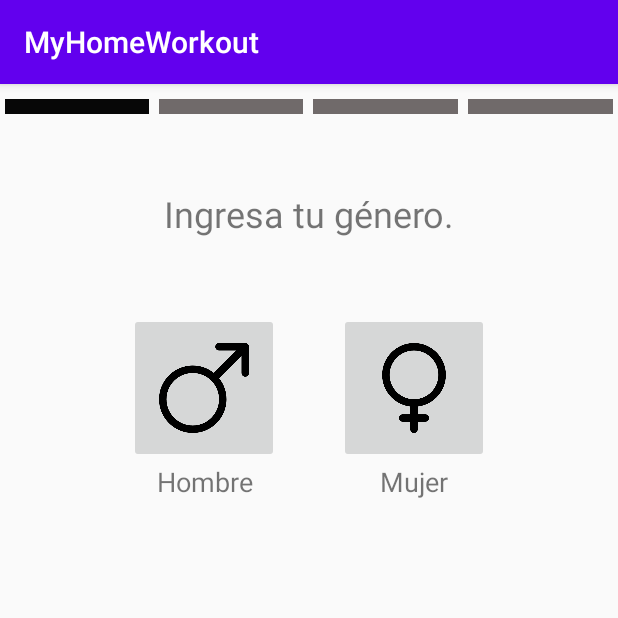
After one commit to diegommtz/MyHomeWorkout, an Android app: the Genero screen opened directly, with no data from a screen before it, on a phone screen of 412 x 824 dp, the top half of it. The commit adds this screen. Run offline under Robolectric (Android 15) with nearby library versions, the phone set to English and light mode, and no system bars.

Commit message:
started layouts finished splash screen

```diff
--- a/app/build.gradle
+++ b/app/build.gradle
@@ -30,6 +30,8 @@ dependencies {
     implementation 'androidx.core:core-ktx:1.3.1'
     implementation 'androidx.appcompat:appcompat:1.2.0'
     implementation 'androidx.constraintlayout:constraintlayout:2.0.1'
+    implementation 'com.google.android.material:material:1.2.1'
+    implementation 'androidx.gridlayout:gridlayout:1.0.0'
     testImplementation 'junit:junit:4.12'
     androidTestImplementation 'androidx.test.ext:junit:1.1.2'
     androidTestImplementation 'androidx.test.espresso:espresso-core:3.3.0'
--- /dev/null
+++ b/app/src/main/java/mx/tec/myhomeworkout/Genero.kt
@@ -0,0 +1,11 @@
+package mx.tec.myhomeworkout
+
+import androidx.appcompat.app.AppCompatActivity
+import android.os.Bundle
+
+class Genero : AppCompatActivity() {
+    override fun onCreate(savedInstanceState: Bundle?) {
+        super.onCreate(savedInstanceState)
+        setContentView(R.layout.activity_genero)
+    }
+}
--- /dev/null
+++ b/app/src/main/res/layout/activity_genero.xml
@@ -0,0 +1,121 @@
+<?xml version="1.0" encoding="utf-8"?>
+<LinearLayout xmlns:android="http://schemas.android.com/apk/res/android"
+    xmlns:app="http://schemas.android.com/apk/res-auto"
+    xmlns:tools="http://schemas.android.com/tools"
+    android:layout_width="match_parent"
+    android:layout_height="match_parent"
+    android:orientation="vertical"
+    tools:context=".Genero">
+
+    <TableLayout
+        android:layout_width="match_parent"
+        android:layout_height="wrap_content"
+        android:layout_marginTop="10dp">
+
+        <TableRow
+            android:layout_width="match_parent"
+            android:layout_height="match_parent">
+
+            <ImageView
+                android:id="@+id/one"
+                android:layout_width="0dp"
+                android:layout_height="10dp"
+                android:layout_marginLeft="3dp"
+                android:layout_marginRight="3dp"
+                android:layout_weight="1"
+                android:background="#070707" />
+
+            <ImageView
+                android:id="@+id/two"
+                android:layout_width="0dp"
+                android:layout_height="10dp"
+                android:layout_marginLeft="3dp"
+                android:layout_marginRight="3dp"
+                android:layout_weight="1"
+                android:background="#706A6A" />
+
+            <ImageView
+                android:id="@+id/tree"
+                android:layout_width="0dp"
+                android:layout_height="10dp"
+                android:layout_marginLeft="3dp"
+                android:layout_marginRight="3dp"
+                android:layout_weight="1"
+                android:background="#706A6A" />
+
+            <ImageView
+                android:id="@+id/four"
+                android:layout_width="0dp"
+                android:layout_height="10dp"
+                android:layout_marginLeft="3dp"
+                android:layout_marginRight="3dp"
+                android:layout_weight="1"
+                android:background="#706A6A" />
+        </TableRow>
+
+    </TableLayout>
+
+    <TextView
+        android:id="@+id/textView2"
+        android:layout_width="match_parent"
+        android:layout_height="wrap_content"
+        android:layout_marginTop="50dp"
+        android:layout_marginBottom="50dp"
+        android:gravity="center"
+        android:text="@string/gender"
+        android:textSize="24sp" />
+
+    <LinearLayout
+        android:layout_width="match_parent"
+        android:layout_height="wrap_content"
+        android:gravity="center"
+        android:orientation="horizontal">
+
+        <LinearLayout
+            android:layout_width="wrap_content"
+            android:layout_height="wrap_content"
+            android:layout_marginRight="20dp"
+            android:orientation="vertical">
+
+            <ImageButton
+                android:id="@+id/btnHombre"
+                android:layout_width="100dp"
+                android:layout_height="100dp"
+                android:padding="20dp"
+                android:scaleType="centerInside"
+                android:src="@drawable/marte" />
+
+            <TextView
+                android:id="@+id/tvHombre"
+                android:layout_width="match_parent"
+                android:layout_height="wrap_content"
+                android:gravity="center"
+                android:text="@string/hombre"
+                android:textSize="18sp" />
+        </LinearLayout>
+
+        <LinearLayout
+            android:layout_width="wrap_content"
+            android:layout_height="wrap_content"
+            android:layout_marginLeft="20dp"
+            android:orientation="vertical">
+
+            <ImageButton
+                android:id="@+id/btnMujer"
+                android:layout_width="100dp"
+                android:layout_height="100dp"
+                android:padding="20dp"
+                android:scaleType="centerInside"
+                android:src="@drawable/venus" />
+
+            <TextView
+                android:id="@+id/tvMujer"
+                android:layout_width="match_parent"
+                android:layout_height="wrap_content"
+                android:gravity="center"
+                android:text="@string/mujer"
+                android:textSize="18sp" />
+        </LinearLayout>
+
+    </LinearLayout>
+</LinearLayout>
--- a/app/src/main/res/values/colors.xml
+++ b/app/src/main/res/values/colors.xml
@@ -3,4 +3,7 @@
     <color name="colorPrimary">#6200EE</color>
     <color name="colorPrimaryDark">#3700B3</color>
     <color name="colorAccent">#03DAC5</color>
+    <color name="white">#ffff</color>
+    <color name="logo_bg">#f7f7f7</color>
+    <color name="azul_link">#000CFC</color>
 </resources>
--- a/app/src/main/res/values/strings.xml
+++ b/app/src/main/res/values/strings.xml
@@ -1,3 +1,13 @@
 <resources>
     <string name="app_name">MyHomeWorkout</string>
+    <string name="createAccountInfo">Crear una cuenta te permite tener control de tu progreso.</string>
+    <string name="user_input">Usuario:</string>
+    <string name="Password_input">Contraseña:</string>
+    <string name="LogIn">Iniciar Sesión</string>
+    <string name="preguntaCuenta">¿Aun no tienes cuenta?</string>
+    <string name="crear_cuenta"><u>Crear cuenta</u></string>
+    <string name="gender">Ingresa tu género.</string>
+    <string name="hombre">Hombre</string>
+    <string name="mujer">Mujer</string>
+    <string name="nacimiento">Ingresa tu fecha de nacimiento.</string>
 </resources>
--- a/app/src/main/res/values/styles.xml
+++ b/app/src/main/res/values/styles.xml
@@ -7,4 +7,15 @@
         <item name="colorAccent">@color/colorAccent</item>
     </style>
 
+    <style name="splashTheme" parent="Theme.AppCompat.Light.DarkActionBar">
+        <!-- Customize your theme here. -->
+        <item name="colorPrimary">@color/colorPrimary</item>
+        <item name="colorPrimaryDark">@color/colorPrimaryDark</item>
+        <item name="colorAccent">@color/colorAccent</item>
+    </style>
+
+    <style name="firstSteps">
+
+    </style>
+
 </resources>
```
Also changed, not shown: app/src/main/AndroidManifest.xml (+9 -1 lines), app/src/main/java/mx/tec/myhomeworkout/LogInAct.kt (added, +15 -0 lines), app/src/main/java/mx/tec/myhomeworkout/MainActivity.kt (+12 -0 lines), app/src/main/java/mx/tec/myhomeworkout/Nacimiento.kt (added, +47 -0 lines), app/src/main/res/layout/activity_log_in.xml (added, +89 -0 lines), app/src/main/res/layout/activity_main.xml (+9 -2 lines), app/src/main/res/layout/activity_nacimiento.xml (added, +82 -0 lines), app/src/main/res/drawable-v24/marte.png (added), app/src/main/res/drawable-v24/venus.png (added), app/src/main/res/drawable-v24/white.jpg (added), app/src/main/res/drawable/logo.jpeg (added), app/src/main/res/drawable/logo.jpg (deleted).
